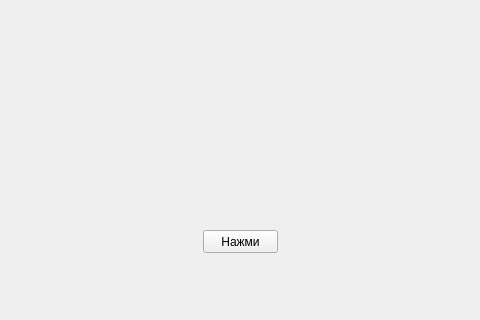
Above: UI.ui from paprico-scar/circles before the change; both pictures show x 127 to 607 and y 280 to 600 of the 800 by 600 pixel window. Below: the same form after it.
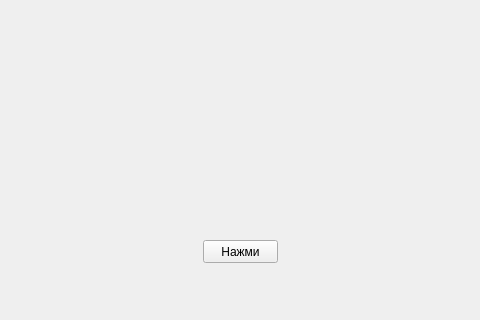
That is the form after the change.

Commit message: changed button name

The edit to the form file:
```diff
--- a/UI.ui
+++ b/UI.ui
@@ -18,7 +18,7 @@
     <property name="geometry">
      <rect>
       <x>330</x>
-      <y>510</y>
+      <y>520</y>
       <width>75</width>
       <height>23</height>
      </rect>
```
Left out of the diff: 2 changed lines with no effect on the pictures.
